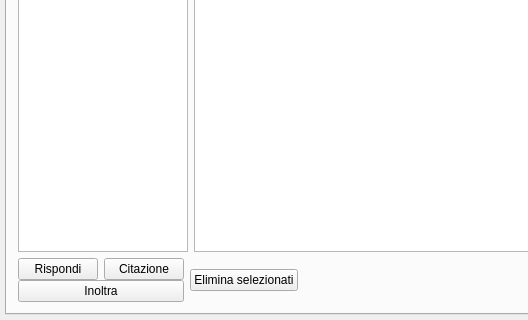
First picture: the form in mainjacksms.ui, repository freesmee/freesmee-desktop, before the edit; both pictures show x 0 to 528 and y 157 to 477 of the 815 by 477 pixel window.
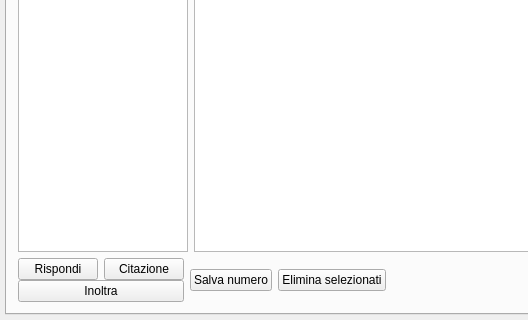
Second picture: the form after the edit. The open tabs and pages were chosen to show the change. Icons and pictures are not drawn. Custom widgets are drawn as their Qt base class.

Diff of the .ui file:
```diff
--- a/mainjacksms.ui
+++ b/mainjacksms.ui
@@ -1284,6 +1284,17 @@
                   </item>
                  </layout>
                 </item>
+                <item>
+                 <widget class="QPushButton" name="SalvaNumeroButton">
+                  <property name="text">
+                   <string>Salva numero</string>
+                  </property>
+                  <property name="icon">
+                   <iconset resource="resources.qrc">
+                    <normaloff>:/resource/ico_contact.png</normaloff>:/resource/ico_contact.png</iconset>
+                  </property>
+                 </widget>
+                </item>
                 <item>
                  <widget class="QPushButton" name="EliminaButton">
                   <property name="text">
```
Left out of the diff: 5 changed lines with no effect on the pictures.
